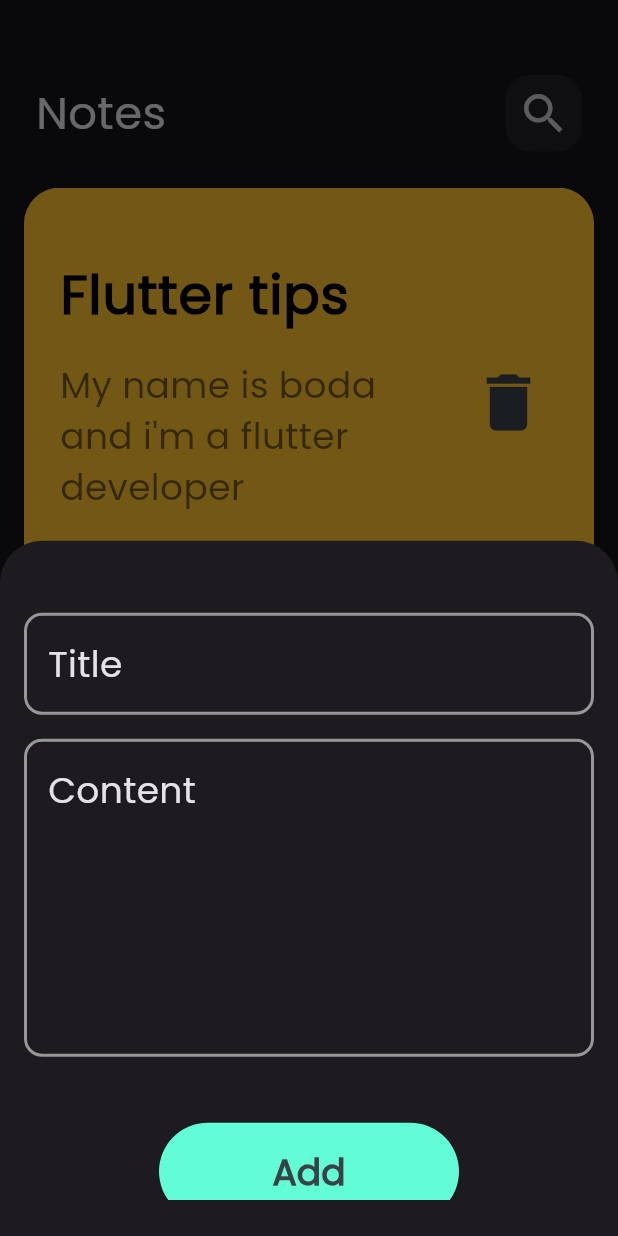
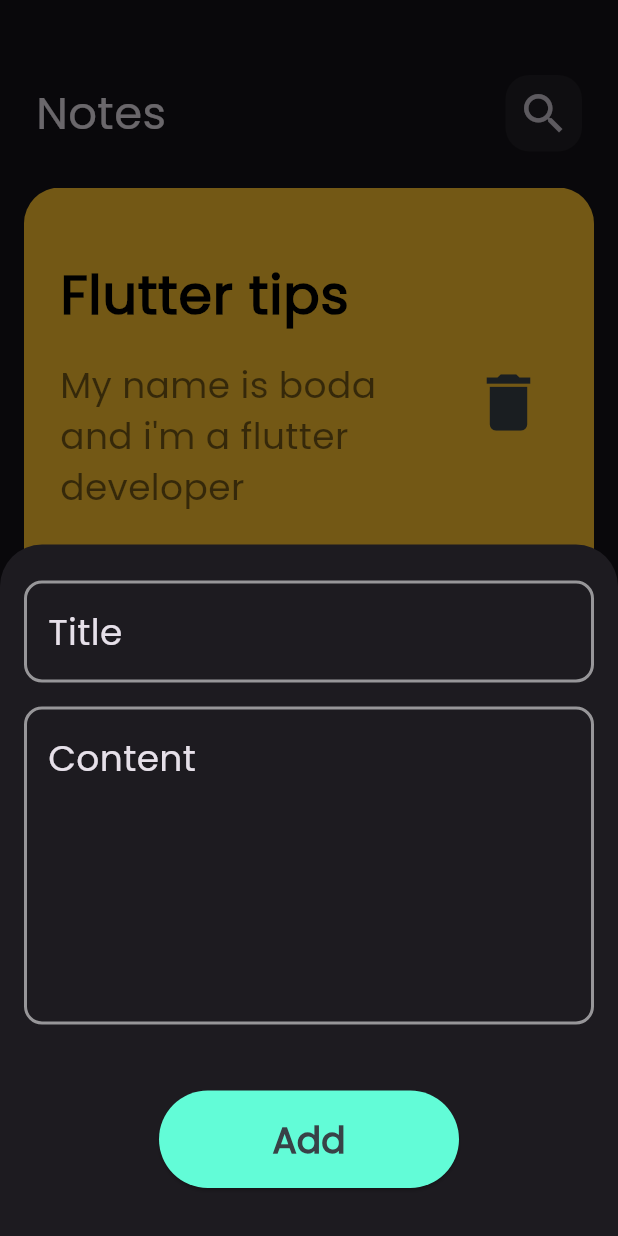
Before and after one commit to MoEhab74/Notes-App, a Flutter app: the screen it shows after launch, after a tap on the "add" icon, on a phone screen of 412 x 824 dp. Run offline on Flutter 3.47's test engine with Material 3 defaults, Android fonts, the phone set to English and light mode, and no system bars; our stand-ins replace flutter_bloc, hive, hive_flutter, modal_progress_hud_nsn; accounts and stored records are empty.

Commit message:
Handle the hieght of the bottom sheet

```diff
--- a/lib/views/notes_view.dart
+++ b/lib/views/notes_view.dart
@@ -15,14 +15,22 @@ class NotesView extends StatelessWidget {
           height: 80,
           width: 80,
           child: FloatingActionButton(
-            backgroundColor:  kPrimaryColor,
+            backgroundColor: kPrimaryColor,
             onPressed: () {
-              showModalBottomSheet(context: context, builder: (context){
-                return const AddNoteBottomSheet();
-              });
+              showModalBottomSheet(
+                isScrollControlled: true,
+                context: context,
+                builder: (context) {
+                  return const AddNoteBottomSheet();
+                },
+              );
             },
             shape: const CircleBorder(),
-            child: Icon(Icons.add, size: 32,color: Color.fromARGB(255, 56, 66, 71),),
+            child: Icon(
+              Icons.add,
+              size: 32,
+              color: Color.fromARGB(255, 56, 66, 71),
+            ),
           ),
         ),
       ),
--- a/lib/widgets/add_note_bottom_sheet.dart
+++ b/lib/widgets/add_note_bottom_sheet.dart
@@ -29,7 +29,7 @@ class _AddNoteBottomSheetState extends State<AddNoteBottomSheet> {
         return AbsorbPointer(
           absorbing: state is AddNoteLoading ? true : false,
           child: Padding(
-            padding: const EdgeInsets.symmetric(horizontal: 16, vertical: 24),
+            padding: EdgeInsets.only(left: 16, right: 16,bottom: MediaQuery.of(context).viewInsets.bottom ),
             child: SingleChildScrollView(
               child: const AddNoteForm(),
               ),
```
